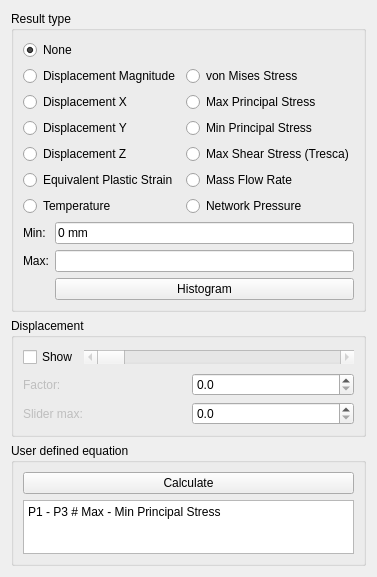
southseact-3d/fcd, file src/Mod/Fem/Gui/Resources/ui/ResultShow.ui: the form before one commit.
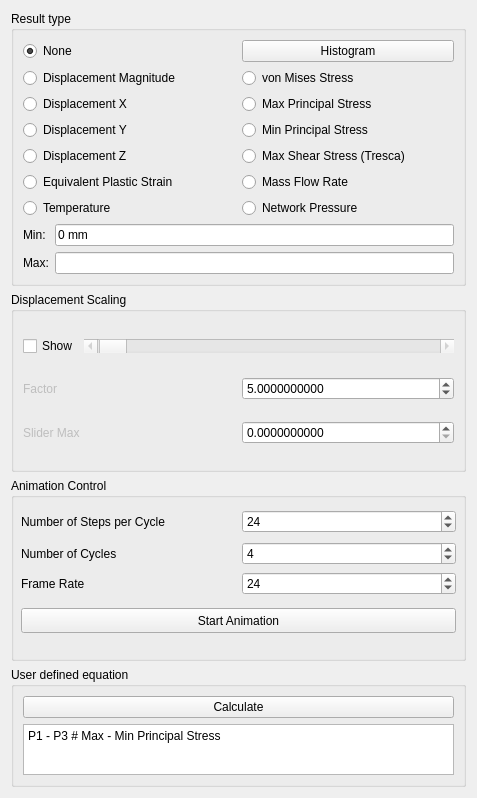
The form after the commit. Custom widgets are drawn as their Qt base class.

Commit message: FEM: Animation of Results (#18496)

The edit to the form file:
```diff
--- a/src/Mod/Fem/Gui/Resources/ui/ResultShow.ui
+++ b/src/Mod/Fem/Gui/Resources/ui/ResultShow.ui
@@ -6,8 +6,8 @@
    <rect>
     <x>0</x>
     <y>0</y>
-    <width>335</width>
-    <height>548</height>
+    <width>477</width>
+    <height>798</height>
    </rect>
   </property>
   <property name="windowTitle">
@@ -16,6 +16,12 @@
   <layout class="QVBoxLayout" name="verticalLayout_4">
    <item>
     <widget class="QGroupBox" name="gb_result_type">
+     <property name="maximumSize">
+      <size>
+       <width>16777215</width>
+       <height>16777215</height>
+      </size>
+     </property>
      <property name="title">
       <string>Result type</string>
      </property>
@@ -158,6 +164,13 @@
           </property>
          </widget>
         </item>
+        <item row="0" column="1">
+         <widget class="QPushButton" name="show_histogram">
+          <property name="text">
+           <string>Histogram</string>
+          </property>
+         </widget>
+        </item>
        </layout>
       </item>
       <item>
@@ -199,13 +212,6 @@
           </property>
          </widget>
         </item>
-        <item row="2" column="1">
-         <widget class="QPushButton" name="show_histogram">
-          <property name="text">
-           <string>Histogram</string>
-          </property>
-         </widget>
-        </item>
        </layout>
       </item>
      </layout>
@@ -213,8 +219,14 @@
    </item>
    <item>
     <widget class="QGroupBox" name="gb_displacement">
+     <property name="maximumSize">
+      <size>
+       <width>16777215</width>
+       <height>180</height>
+      </size>
+     </property>
      <property name="title">
-      <string>Displacement</string>
+      <string>Displacement Scaling</string>
      </property>
      <layout class="QVBoxLayout" name="verticalLayout_2">
       <item>
@@ -241,7 +253,10 @@
            </sizepolicy>
           </property>
           <property name="maximum">
-           <number>100</number>
+           <number>1000</number>
+          </property>
+          <property name="value">
+           <number>5</number>
           </property>
           <property name="orientation">
            <enum>Qt::Horizontal</enum>
@@ -251,14 +266,14 @@
        </layout>
       </item>
       <item>
-       <layout class="QHBoxLayout" name="horizontalLayout_3">
+       <layout class="QHBoxLayout" name="horizontalLayout_5">
         <item>
          <widget class="QLabel" name="label_3">
           <property name="enabled">
            <bool>false</bool>
           </property>
           <property name="text">
-           <string>Factor:</string>
+           <string>Factor</string>
           </property>
          </widget>
         </item>
@@ -274,24 +289,27 @@
            <bool>false</bool>
           </property>
           <property name="decimals">
-           <number>1</number>
+           <number>10</number>
           </property>
           <property name="maximum">
            <double>1000000.000000000000000</double>
           </property>
+          <property name="value">
+           <double>5.000000000000000</double>
+          </property>
          </widget>
         </item>
        </layout>
       </item>
       <item>
-       <layout class="QHBoxLayout" name="horizontalLayout_4">
+       <layout class="QHBoxLayout" name="horizontalLayout_6">
         <item>
          <widget class="QLabel" name="label_7">
           <property name="enabled">
            <bool>false</bool>
           </property>
           <property name="text">
-           <string>Slider max:</string>
+           <string>Slider Max</string>
           </property>
          </widget>
         </item>
@@ -307,7 +325,7 @@
            <bool>false</bool>
           </property>
           <property name="decimals">
-           <number>1</number>
+           <number>10</number>
           </property>
           <property name="maximum">
            <double>1000000.000000000000000</double>
@@ -319,8 +337,187 @@
      </layout>
     </widget>
    </item>
+   <item>
+    <widget class="QGroupBox" name="gb_animation">
+     <property name="enabled">
+      <bool>true</bool>
+     </property>
+     <property name="minimumSize">
+      <size>
+       <width>0</width>
+       <height>170</height>
+      </size>
+     </property>
+     <property name="maximumSize">
+      <size>
+       <width>16777215</width>
+       <height>16777215</height>
+      </size>
+     </property>
+     <property name="title">
+      <string>Animation Control</string>
+     </property>
+     <widget class="QWidget" name="layoutWidget">
+      <property name="geometry">
+       <rect>
+        <x>10</x>
+        <y>30</y>
+        <width>435</width>
+        <height>28</height>
+       </rect>
+      </property>
+      <layout class="QHBoxLayout" name="horizontalLayout_3">
+       <item>
+        <widget class="QLabel" name="label_1">
+         <property name="enabled">
+          <bool>true</bool>
+         </property>
+         <property name="minimumSize">
+          <size>
+           <width>0</width>
+           <height>25</height>
+          </size>
+         </property>
+         <property name="text">
+          <string>Number of Steps per Cycle</string>
+         </property>
+        </widget>
+       </item>
+       <item>
+        <widget class="QDoubleSpinBox" name="steps">
+         <property name="enabled">
+          <bool>true</bool>
+         </property>
+         <property name="inputMethodHints">
+          <set>Qt::ImhFormattedNumbersOnly</set>
+         </property>
+         <property name="readOnly">
+          <bool>false</bool>
+         </property>
+         <property name="decimals">
+          <number>0</number>
+         </property>
+         <property name="maximum">
+          <double>1000000.000000000000000</double>
+         </property>
+         <property name="value">
+          <double>24.000000000000000</double>
+         </property>
+        </widget>
+       </item>
+      </layout>
+     </widget>
+     <widget class="QWidget" name="layoutWidget">
+      <property name="geometry">
+       <rect>
+        <x>10</x>
+        <y>60</y>
+        <width>435</width>
+        <height>31</height>
+       </rect>
+      </property>
+      <layout class="QHBoxLayout" name="horizontalLayout_7">
+       <item>
+        <widget class="QLabel" name="label_8">
+         <property name="minimumSize">
+          <size>
+           <width>0</width>
+           <height>25</height>
+          </size>
+         </property>
+         <property name="text">
+          <string>Number of Cycles</string>
+         </property>
+        </widget>
+       </item>
+       <item>
+        <widget class="QDoubleSpinBox" name="loops">
+         <property name="decimals">
+          <number>0</number>
+         </property>
+         <property name="value">
+          <double>4.000000000000000</double>
+         </property>
+        </widget>
+       </item>
+      </layout>
+     </widget>
+     <widget class="QWidget" name="layoutWidget">
+      <property name="geometry">
+       <rect>
+        <x>10</x>
+        <y>90</y>
+        <width>435</width>
+        <height>31</height>
+       </rect>
+      </property>
+      <layout class="QHBoxLayout" name="horizontalLayout_4">
+       <item>
+        <widget class="QLabel" name="label_2">
+         <property name="enabled">
+          <bool>true</bool>
+         </property>
+         <property name="minimumSize">
+          <size>
+           <width>0</width>
+           <height>25</height>
+          </size>
+         </property>
+         <property name="text">
+          <string>Frame Rate</string>
+         </property>
+        </widget>
+       </item>
+       <item>
+        <widget class="QDoubleSpinBox" name="framerate">
+         <property name="enabled">
+          <bool>true</bool>
+         </property>
+         <property name="inputMethodHints">
+          <set>Qt::ImhFormattedNumbersOnly</set>
+         </property>
+         <property name="readOnly">
+          <bool>false</bool>
+         </property>
+         <property name="decimals">
+          <number>0</number>
+         </property>
+         <property name="maximum">
+          <double>1000000.000000000000000</double>
+         </property>
+         <property name="value">
+          <double>24.000000000000000</double>
+         </property>
+        </widget>
+       </item>
+      </layout>
+     </widget>
+     <widget class="QPushButton" name="startButton">
+      <property name="geometry">
+       <rect>
+        <x>10</x>
+        <y>130</y>
+        <width>435</width>
+        <height>25</height>
+       </rect>
+      </property>
+      <property name="toolTip">
+       <string>Toggles between Start and Stop</string>
+      </property>
+      <property name="text">
+       <string>Start Animation</string>
+      </property>
+     </widget>
+    </widget>
+   </item>
    <item>
     <widget class="QGroupBox" name="gb_displacement_2">
+     <property name="maximumSize">
+      <size>
+       <width>16777215</width>
+       <height>120</height>
+      </size>
+     </property>
      <property name="title">
       <string>User defined equation</string>
      </property>
```
The commit also changes 4 other files.
